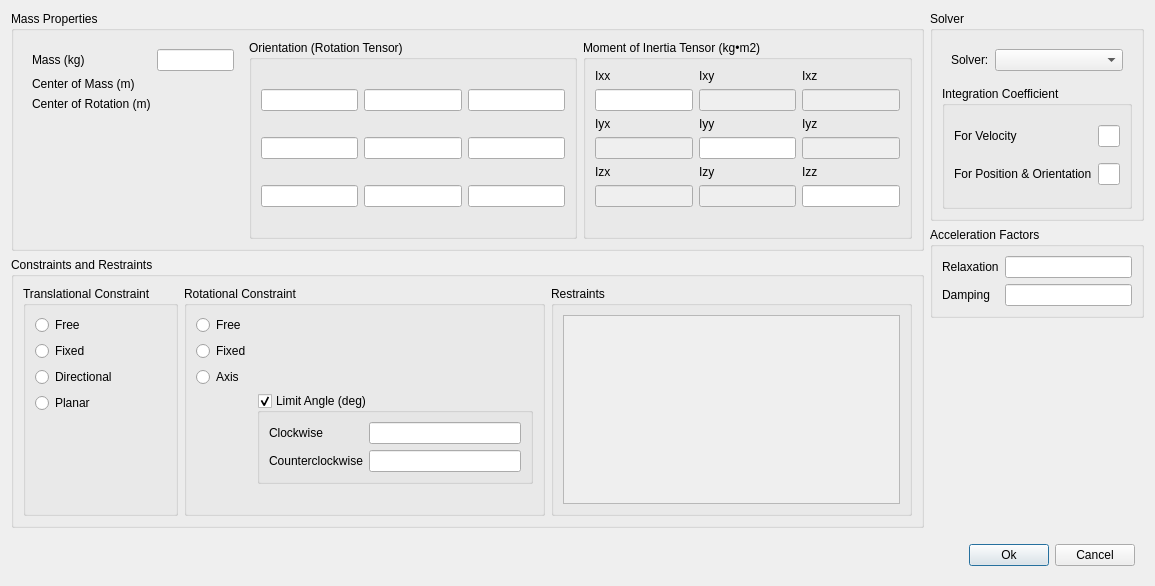
This is baramFlow/view/setup/dynamic_mesh/moving_boundary/rigid_body_motion_dialog.ui in xupeiwust/baram as Qt 5 draws it before an edit. The edited form follows.
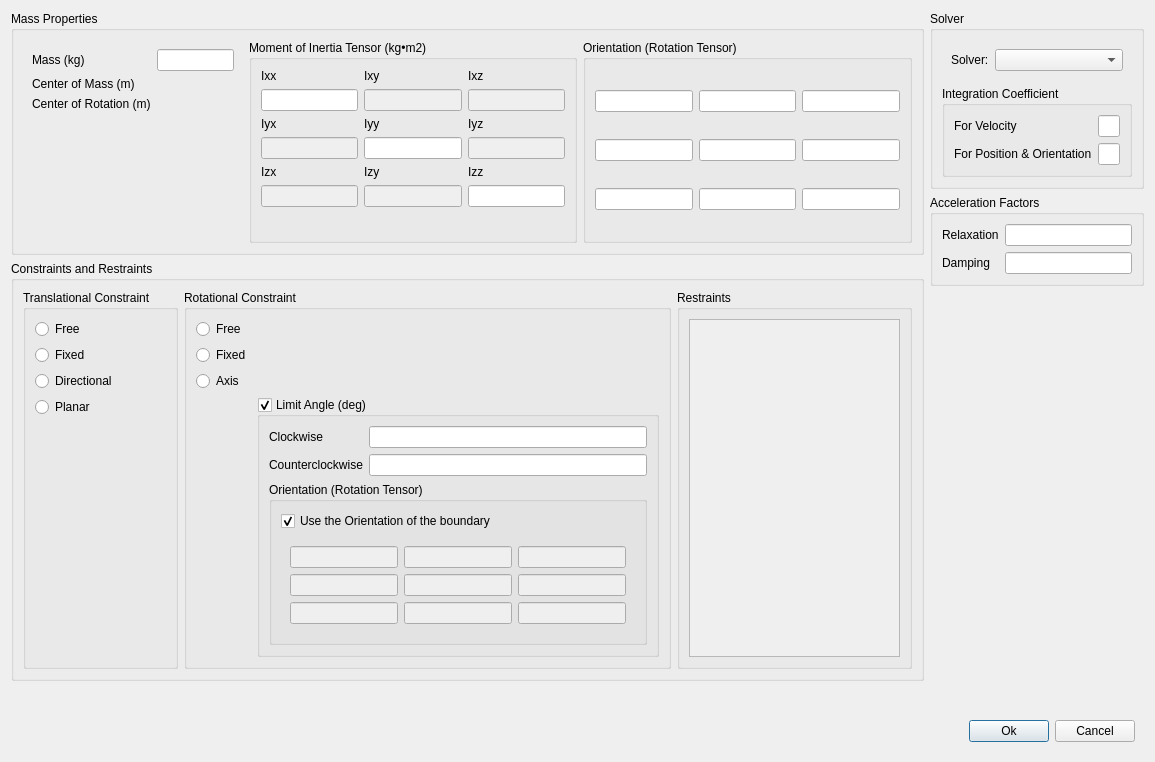
This is the edited form. The open tabs and pages were chosen to show the change. Custom widgets are drawn as their Qt base class.

Commit message: Issue baram#794 angular constrains and restraints can have its own orientation.

Patch:
```diff
--- a/baramFlow/view/setup/dynamic_mesh/moving_boundary/rigid_body_motion_dialog.ui
+++ b/baramFlow/view/setup/dynamic_mesh/moving_boundary/rigid_body_motion_dialog.ui
@@ -7,7 +7,7 @@
     <x>0</x>
     <y>0</y>
     <width>1155</width>
-    <height>586</height>
+    <height>762</height>
    </rect>
   </property>
   <property name="windowTitle">
@@ -99,42 +99,6 @@
               </layout>
              </widget>
             </item>
-            <item>
-             <widget class="QGroupBox" name="groupBox_2">
-              <property name="title">
-               <string>Orientation (Rotation Tensor)</string>
-              </property>
-              <layout class="QGridLayout" name="gridLayout_2" rowstretch="0,0,0" columnstretch="0,0,0">
-               <item row="2" column="1">
-                <widget class="PFloatLineEdit" name="ori21"/>
-               </item>
-               <item row="1" column="0">
-                <widget class="PFloatLineEdit" name="ori10"/>
-               </item>
-               <item row="1" column="2">
-                <widget class="PFloatLineEdit" name="ori12"/>
-               </item>
-               <item row="2" column="2">
-                <widget class="PFloatLineEdit" name="ori22"/>
-               </item>
-               <item row="1" column="1">
-                <widget class="PFloatLineEdit" name="ori11"/>
-               </item>
-               <item row="0" column="1">
-                <widget class="PFloatLineEdit" name="ori01"/>
-               </item>
-               <item row="0" column="2">
-                <widget class="PFloatLineEdit" name="ori02"/>
-               </item>
-               <item row="2" column="0">
-                <widget class="PFloatLineEdit" name="ori20"/>
-               </item>
-               <item row="0" column="0">
-                <widget class="PFloatLineEdit" name="ori00"/>
-               </item>
-              </layout>
-             </widget>
-            </item>
             <item>
              <widget class="QGroupBox" name="groupBox_6">
               <property name="title">
@@ -271,6 +235,42 @@
               </layout>
              </widget>
             </item>
+            <item>
+             <widget class="QGroupBox" name="groupBox_2">
+              <property name="title">
+               <string>Orientation (Rotation Tensor)</string>
+              </property>
+              <layout class="QGridLayout" name="gridLayout_2" rowstretch="0,0,0" columnstretch="0,0,0">
+               <item row="2" column="1">
+                <widget class="PFloatLineEdit" name="ori21"/>
+               </item>
+               <item row="1" column="0">
+                <widget class="PFloatLineEdit" name="ori10"/>
+               </item>
+               <item row="1" column="2">
+                <widget class="PFloatLineEdit" name="ori12"/>
+               </item>
+               <item row="2" column="2">
+                <widget class="PFloatLineEdit" name="ori22"/>
+               </item>
+               <item row="1" column="1">
+                <widget class="PFloatLineEdit" name="ori11"/>
+               </item>
+               <item row="0" column="1">
+                <widget class="PFloatLineEdit" name="ori01"/>
+               </item>
+               <item row="0" column="2">
+                <widget class="PFloatLineEdit" name="ori02"/>
+               </item>
+               <item row="2" column="0">
+                <widget class="PFloatLineEdit" name="ori20"/>
+               </item>
+               <item row="0" column="0">
+                <widget class="PFloatLineEdit" name="ori00"/>
+               </item>
+              </layout>
+             </widget>
+            </item>
            </layout>
           </widget>
          </item>
@@ -342,6 +342,16 @@
                <string>Rotational Constraint</string>
               </property>
               <layout class="QGridLayout" name="gridLayout_4">
+               <item row="2" column="1">
+                <widget class="VectorWidget" name="axis" native="true"/>
+               </item>
+               <item row="1" column="0">
+                <widget class="QRadioButton" name="rotationalFixedRadio">
+                 <property name="text">
+                  <string>Fixed</string>
+                 </property>
+                </widget>
+               </item>
                <item row="3" column="1">
                 <widget class="QGroupBox" name="limitAngleGroup">
                  <property name="title">
@@ -350,30 +360,128 @@
                  <property name="checkable">
                   <bool>true</bool>
                  </property>
-                 <layout class="QGridLayout" name="gridLayout_5">
-                  <item row="0" column="0">
-                   <widget class="QLabel" name="label_25">
-                    <property name="text">
-                     <string>Clockwise</string>
-                    </property>
+                 <layout class="QVBoxLayout" name="verticalLayout_6">
+                  <item>
+                   <widget class="QWidget" name="widget_2" native="true">
+                    <layout class="QGridLayout" name="gridLayout">
+                     <property name="leftMargin">
+                      <number>0</number>
+                     </property>
+                     <property name="topMargin">
+                      <number>0</number>
+                     </property>
+                     <property name="rightMargin">
+                      <number>0</number>
+                     </property>
+                     <property name="bottomMargin">
+                      <number>0</number>
+                     </property>
+                     <item row="0" column="0">
+                      <widget class="QLabel" name="label_25">
+                       <property name="text">
+                        <string>Clockwise</string>
+                       </property>
+                      </widget>
+                     </item>
+                     <item row="1" column="1">
+                      <widget class="PFloatLineEdit" name="counterclockwise"/>
+                     </item>
+                     <item row="0" column="1">
+                      <widget class="PFloatLineEdit" name="clockwise"/>
+                     </item>
+                     <item row="1" column="0">
+                      <widget class="QLabel" name="label_24">
+                       <property name="text">
+                        <string>Counterclockwise</string>
+                       </property>
+                      </widget>
+                     </item>
+                    </layout>
                    </widget>
                   </item>
-                  <item row="0" column="1">
-                   <widget class="PFloatLineEdit" name="clockwise"/>
-                  </item>
-                  <item row="1" column="0">
-                   <widget class="QLabel" name="label_24">
-                    <property name="text">
-                     <string>Counterclockwise</string>
-                    </property>
+                  <item>
+                   <widget class="QWidget" name="widget" native="true">
+                    <layout class="QVBoxLayout" name="verticalLayout_9">
+                     <property name="leftMargin">
+                      <number>0</number>
+                     </property>
+                     <property name="topMargin">
+                      <number>0</number>
+                     </property>
+                     <property name="rightMargin">
+                      <number>0</number>
+                     </property>
+                     <property name="bottomMargin">
+                      <number>0</number>
+                     </property>
+                     <item>
+                      <widget class="QGroupBox" name="groupBox_13">
+                       <property name="title">
+                        <string>Orientation (Rotation Tensor)</string>
+                       </property>
+                       <layout class="QVBoxLayout" name="verticalLayout_10">
+                        <item>
+                         <widget class="QCheckBox" name="useBoundaryOrientation">
+                          <property name="text">
+                           <string>Use the Orientation of the boundary</string>
+                          </property>
+                          <property name="checked">
+                           <bool>true</bool>
+                          </property>
+                         </widget>
+                        </item>
+                        <item>
+                         <widget class="QWidget" name="privateOrientation" native="true">
+                          <property name="enabled">
+                           <bool>false</bool>
+                          </property>
+                          <layout class="QGridLayout" name="gridLayout_5" rowstretch="0,0,0" columnstretch="0,0,0">
+                           <item row="0" column="0">
+                            <widget class="PFloatLineEdit" name="cori00"/>
+                           </item>
+                           <item row="0" column="1">
+                            <widget class="PFloatLineEdit" name="cori01"/>
+                           </item>
+                           <item row="0" column="2">
+                            <widget class="PFloatLineEdit" name="cori02"/>
+                           </item>
+                           <item row="1" column="0">
+                            <widget class="PFloatLineEdit" name="cori10"/>
+                           </item>
+                           <item row="1" column="1">
+                            <widget class="PFloatLineEdit" name="cori11"/>
+                           </item>
+                           <item row="1" column="2">
+                            <widget class="PFloatLineEdit" name="cori12"/>
+                           </item>
+                           <item row="2" column="0">
+                            <widget class="PFloatLineEdit" name="cori20"/>
+                           </item>
+                           <item row="2" column="1">
+                            <widget class="PFloatLineEdit" name="cori21"/>
+                           </item>
+                           <item row="2" column="2">
+                            <widget class="PFloatLineEdit" name="cori22"/>
+                           </item>
+                          </layout>
+                         </widget>
+                        </item>
+                       </layout>
+                      </widget>
+                     </item>
+                    </layout>
                    </widget>
                   </item>
-                  <item row="1" column="1">
-                   <widget class="PFloatLineEdit" name="counterclockwise"/>
-                  </item>
                  </layout>
                 </widget>
                </item>
+               <item row="0" column="0">
+                <widget class="QRadioButton" name="rotationalFreeRadio">
+                 <property name="text">
+                  <string>Free</string>
+                 </property>
+                </widget>
+               </item>
                <item row="2" column="0">
                 <widget class="QRadioButton" name="rotationalAxisRadio">
                  <property name="text">
@@ -381,36 +489,6 @@
                  </property>
                 </widget>
                </item>
-               <item row="1" column="0">
-                <widget class="QRadioButton" name="rotationalFixedRadio">
-                 <property name="text">
-                  <string>Fixed</string>
-                 </property>
-                </widget>
-               </item>
-               <item row="0" column="0">
-                <widget class="QRadioButton" name="rotationalFreeRadio">
-                 <property name="text">
-                  <string>Free</string>
-                 </property>
-                </widget>
-               </item>
-               <item row="2" column="1">
-                <widget class="VectorWidget" name="axis" native="true"/>
-               </item>
-               <item row="4" column="0">
-                <spacer name="verticalSpacer_3">
-                 <property name="orientation">
-                  <enum>Qt::Orientation::Vertical</enum>
-                 </property>
-                 <property name="sizeHint" stdset="0">
-                  <size>
-                   <width>20</width>
-                   <height>40</height>
-                  </size>
-                 </property>
-                </spacer>
-               </item>
               </layout>
              </widget>
             </item>
@@ -436,8 +514,8 @@
                    <rect>
                     <x>0</x>
                     <y>0</y>
-                    <width>321</width>
-                    <height>188</height>
+                    <width>228</width>
+                    <height>364</height>
                    </rect>
                   </property>
                  </widget>
@@ -454,7 +532,7 @@
       </item>
       <item>
        <widget class="QWidget" name="widget_14" native="true">
-        <layout class="QVBoxLayout" name="verticalLayout_8">
+        <layout class="QVBoxLayout" name="verticalLayout_8" stretch="0,0,1">
          <property name="leftMargin">
           <number>0</number>
          </property>
@@ -492,7 +570,7 @@
             <item>
              <widget class="QStackedWidget" name="solverStack">
               <property name="currentIndex">
-               <number>1</number>
+               <number>0</number>
               </property>
               <widget class="QWidget" name="page">
                <layout class="QVBoxLayout" name="verticalLayout_3">
```
The commit also changes 15 other files.
